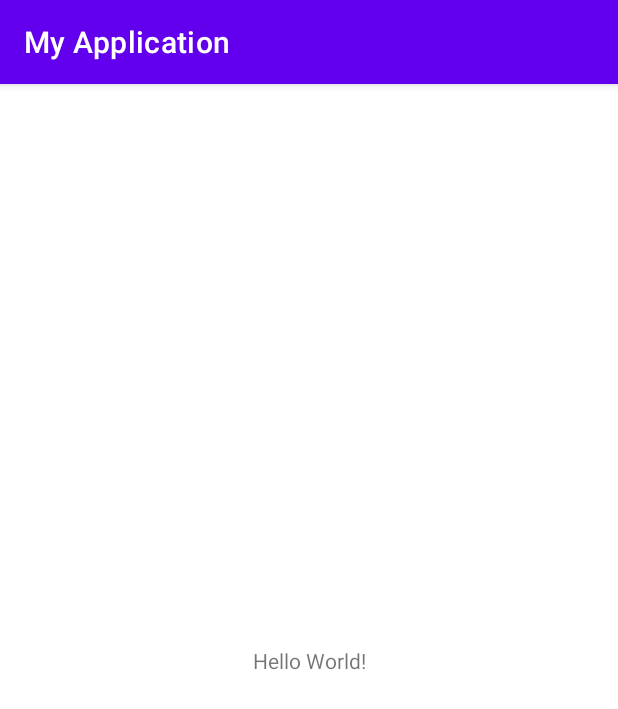
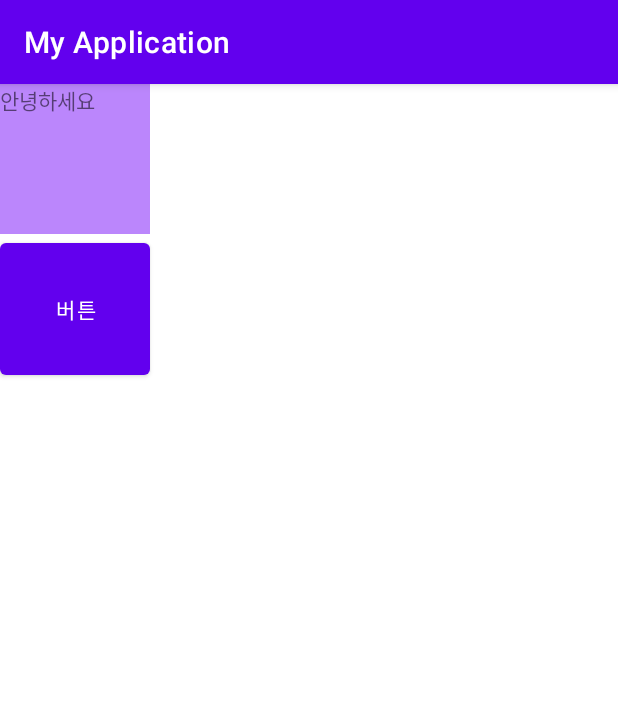
Before and after one commit to skdud4659/kotlin, an Android app: the screen it shows after launch (MainActivity before the commit, activity_view_control after it), on a phone screen of 412 x 824 dp. Shown: the top 709 px of the screen. Run offline under Robolectric (Android 15) with nearby library versions, the phone set to English and light mode, and no system bars.

Commit message:
[+] - viewControl, scopeFunction 개념 정리.

```diff
--- a/app/src/main/AndroidManifest.xml
+++ b/app/src/main/AndroidManifest.xml
@@ -11,6 +11,9 @@
         android:theme="@style/Theme.MyApplication">
         <activity
             android:name=".MainActivity"
+            android:exported="false" />
+        <activity
+            android:name=".activity_view_control"
             android:exported="true">
             <intent-filter>
                 <action android:name="android.intent.action.MAIN" />
--- a/app/src/main/java/com/example/myapplication/MainActivity.kt
+++ b/app/src/main/java/com/example/myapplication/MainActivity.kt
@@ -6,6 +6,6 @@ import android.os.Bundle
 class MainActivity : AppCompatActivity() {
     override fun onCreate(savedInstanceState: Bundle?) {
         super.onCreate(savedInstanceState)
-        setContentView(R.layout.activity_main)
+        setContentView(R.layout.activity_view_control)
     }
 }
--- /dev/null
+++ b/app/src/main/java/com/example/myapplication/activity_view_control.kt
@@ -0,0 +1,25 @@
+package com.example.myapplication
+
+import androidx.appcompat.app.AppCompatActivity
+import android.os.Bundle
+import android.util.Log
+import android.widget.Button
+import android.widget.TextView
+
+class activity_view_control : AppCompatActivity() {
+    override fun onCreate(savedInstanceState: Bundle?) {
+        super.onCreate(savedInstanceState)
+        setContentView(R.layout.activity_view_control)
+
+        // 뷰를 코틀린 파일로 가져오는 방법
+        val textViewOne: TextView = findViewById(R.id.textViewOne)
+        val buttonOne: Button = findViewById(R.id.buttonOne)
+        Log.d("testt", textViewOne.text.toString())
+
+        // Listener 사용 방법
+        buttonOne.setOnClickListener {
+            // 버튼이 클릭되었을 때 동작할 코드 작성
+            Log.d("testt", "버튼 클릭!")
+        }
+    }
+}
--- /dev/null
+++ b/app/src/main/res/layout/activity_view_control.xml
@@ -0,0 +1,22 @@
+<?xml version="1.0" encoding="utf-8"?>
+<androidx.appcompat.widget.LinearLayoutCompat xmlns:android="http://schemas.android.com/apk/res/android"
+    xmlns:app="http://schemas.android.com/apk/res-auto"
+    xmlns:tools="http://schemas.android.com/tools"
+    android:layout_width="match_parent"
+    android:layout_height="match_parent"
+    android:orientation="vertical"
+    tools:context=".activity_view_control">
+
+    <TextView
+        android:id="@+id/textViewOne"
+        android:layout_width="100dp"
+        android:layout_height="100dp"
+        android:background="@color/purple_200"
+        android:text="안녕하세요" />
+    <Button
+        android:id="@+id/buttonOne"
+        android:layout_width="100dp"
+        android:layout_height="100dp"
+        android:text="버튼" />
+
+</androidx.appcompat.widget.LinearLayoutCompat>
```
Also changed, not shown: app/src/main/java/studio/02-viewControl.txt (added, +11 -0 lines), app/src/main/java/studio/03-scopeFunction.txt (added, +17 -0 lines), app/src/main/res/layout/activity_viewcontrol.xml (added, +9 -0 lines).
